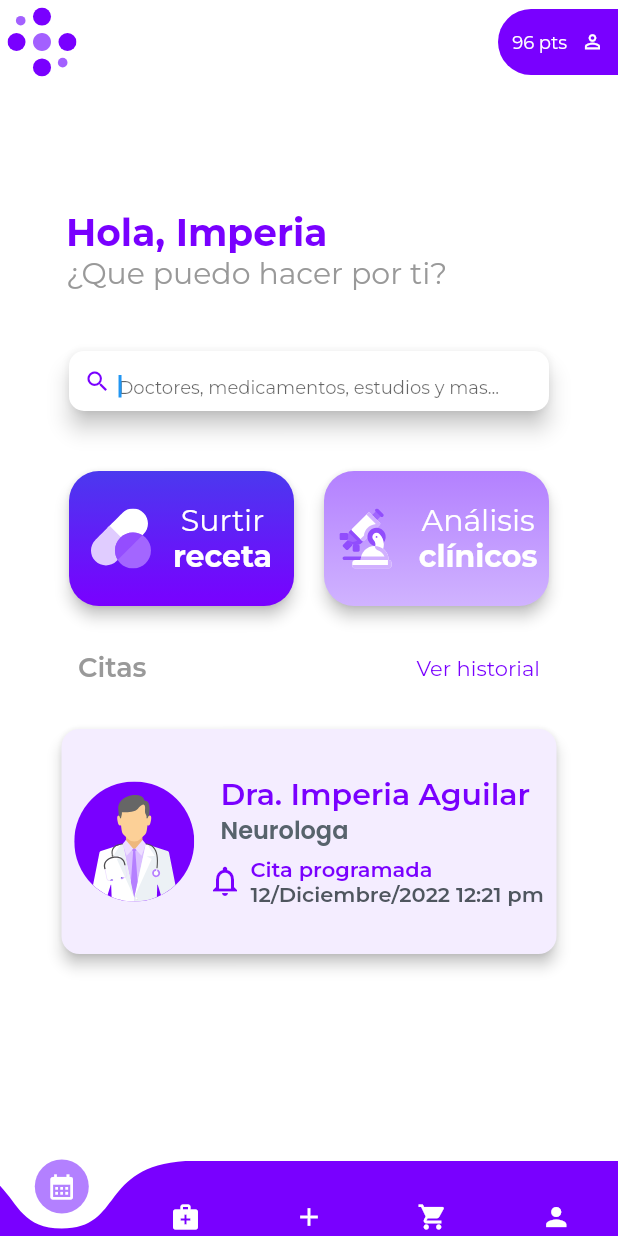
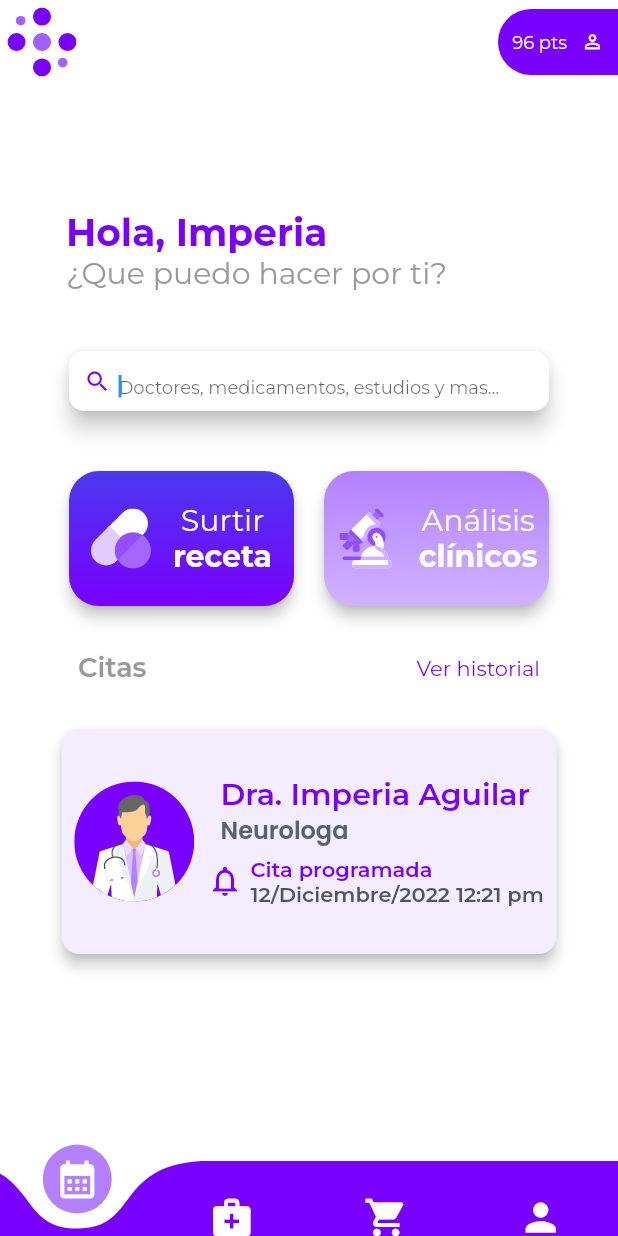
Before and after one commit to alethiaimperia/aryy, a Flutter app: the Home2Widget screen opened by its route, on a phone screen of 412 x 824 dp. Run offline on Flutter 3.47's test engine with Material 2 defaults, Android fonts, the phone set to English and light mode, and no system bars; drawn by our look-alikes of curved_navigation_bar; our stand-ins replace auto_size_text, easy_debounce, equatable, flutter_svg, font_awesome_flutter, go_router and 7 more; missing offline and left inert: json_path; accounts and stored records are empty; network calls fail.

Commit message:
Barra de navegación
Se crea separa la barra de navegación de home2 para ser llamada de manera modular.

Se agrega la barra de navegación a la vista de busqueda_especialista.dart.

Siguiente: Agregar la interacción con el botón +

```diff
--- a/lib/buscar_especialista/buscar_especialista_widget.dart
+++ b/lib/buscar_especialista/buscar_especialista_widget.dart
@@ -1,3 +1,5 @@
+import 'package:aryy_version8/models/home2/barra_de_navegacion.dart';
+
 import '../backend/api_requests/api_calls.dart';
 import '../models/buscador/buscador_llamarApi/buscador_resultados.dart';
 import '../models/buscador/buscador_respuestaApi/RespuestaApi.dart';
@@ -193,7 +195,8 @@ class _BuscarEspecialistaWidgetState extends State<BuscarEspecialistaWidget> {
                                         decoration: InputDecoration(
                                           hintText:
                                               'Doctores, medicamentos, estudios y más...',
-                                        hintStyle: FlutterFlowTheme.of(context)
+                                          hintStyle:
+                                              FlutterFlowTheme.of(context)
                                                   .bodyText1
                                                   .override(
                                                     fontFamily: 'Poppins',
@@ -222,7 +225,8 @@ class _BuscarEspecialistaWidgetState extends State<BuscarEspecialistaWidget> {
                                               topRight: Radius.circular(4.0),
                                             ),
                                           ),
-                                        errorBorder: const UnderlineInputBorder(
+                                          errorBorder:
+                                              const UnderlineInputBorder(
                                             borderSide: BorderSide(
                                               color: Color(0x00000000),
                                               width: 1,
@@ -270,7 +274,8 @@ class _BuscarEspecialistaWidgetState extends State<BuscarEspecialistaWidget> {
                                             .bodyText1
                                             .override(
                                               fontFamily: 'Montserrat',
-                                            color: FlutterFlowTheme.of(context)
+                                              color:
+                                                  FlutterFlowTheme.of(context)
                                                       .secondaryText,
                                               fontWeight: FontWeight.w300,
                                             ),
@@ -311,7 +316,8 @@ class _BuscarEspecialistaWidgetState extends State<BuscarEspecialistaWidget> {
                                     ),
                                   ),
                                   child: Padding(
-                                  padding: const EdgeInsetsDirectional.fromSTEB(
+                                    padding:
+                                        const EdgeInsetsDirectional.fromSTEB(
                                             10, 2, 10, 0),
                                     child: TextFormField(
                                       controller: ubicacionInputController,
@@ -332,7 +338,8 @@ class _BuscarEspecialistaWidgetState extends State<BuscarEspecialistaWidget> {
                                               color: const Color(0xFFCCCCCC),
                                               fontWeight: FontWeight.w300,
                                             ),
-                                      enabledBorder: const UnderlineInputBorder(
+                                        enabledBorder:
+                                            const UnderlineInputBorder(
                                           borderSide: BorderSide(
                                             color: Color(0x00000000),
                                             width: 1,
@@ -342,7 +349,8 @@ class _BuscarEspecialistaWidgetState extends State<BuscarEspecialistaWidget> {
                                             topRight: Radius.circular(4.0),
                                           ),
                                         ),
-                                      focusedBorder: const UnderlineInputBorder(
+                                        focusedBorder:
+                                            const UnderlineInputBorder(
                                           borderSide: BorderSide(
                                             color: Color(0x00000000),
                                             width: 1,
@@ -388,8 +396,8 @@ class _BuscarEspecialistaWidgetState extends State<BuscarEspecialistaWidget> {
                                                 },
                                                 child: Icon(
                                                   Icons.clear,
-                                                color:
-                                                    FlutterFlowTheme.of(context)
+                                                  color: FlutterFlowTheme.of(
+                                                          context)
                                                       .secondaryText,
                                                   size: 22,
                                                 ),
@@ -444,9 +452,8 @@ class _BuscarEspecialistaWidgetState extends State<BuscarEspecialistaWidget> {
                                 itemBuilder: (BuildContext context, int index) {
                                   return Card(
                                     child: Padding(
-                                      padding:
-                                          const EdgeInsetsDirectional.fromSTEB(
-                                              0, 0, 0, 0),
+                                        padding: const EdgeInsetsDirectional
+                                            .fromSTEB(0, 0, 0, 0),
                                         child: ListTile(
                                           selected: index == _selectedIndex,
                                           onTap: () {
@@ -482,6 +489,6 @@ class _BuscarEspecialistaWidgetState extends State<BuscarEspecialistaWidget> {
             ),
           ),
         ),
-    );
+        bottomNavigationBar: GetBarradeNavegacion());
   }
 }
--- a/lib/home2/home2_widget.dart
+++ b/lib/home2/home2_widget.dart
@@ -7,6 +7,8 @@ import 'package:flutter_svg/flutter_svg.dart';
 import 'package:google_fonts/google_fonts.dart';
 import 'package:hexcolor/hexcolor.dart';
 import 'package:curved_navigation_bar/curved_navigation_bar.dart';
+
+import '../models/home2/barra_de_navegacion.dart';
 
 class Home2Widget extends StatefulWidget {
   const Home2Widget({Key? key}) : super(key: key);
@@ -79,12 +81,11 @@ class _Home2WidgetState extends State<Home2Widget> {
                         children: [
                           Text(
                             '96 pts',
-                          style: FlutterFlowTheme.of(context)
-                              .bodyText1
-                              .override(
+                            style:
+                                FlutterFlowTheme.of(context).bodyText1.override(
                                       fontFamily: 'Montserrat',
-                                color:
-                                    FlutterFlowTheme.of(context).primaryBtnText,
+                                      color: FlutterFlowTheme.of(context)
+                                          .primaryBtnText,
                                       fontWeight: FontWeight.normal,
                                       fontSize: 12,
                                     ),
@@ -189,11 +190,13 @@ class _Home2WidgetState extends State<Home2Widget> {
                             fit: BoxFit.cover,
                           ),
                           Padding(
-                          padding: EdgeInsetsDirectional.fromSTEB(15, 0, 0, 0),
+                            padding:
+                                EdgeInsetsDirectional.fromSTEB(15, 0, 0, 0),
                             child: Text(
                               'Perfil',
-                            style:
-                                FlutterFlowTheme.of(context).bodyText1.override(
+                              style: FlutterFlowTheme.of(context)
+                                  .bodyText1
+                                  .override(
                                     fontFamily: 'Montserrat',
                                     color: Color(0xFF4F565F),
                                     fontSize: 15,
@@ -638,8 +641,7 @@ class _Home2WidgetState extends State<Home2Widget> {
                                           controller: textController,
                                           onChanged: (_) async {
                                             Navigator.of(context).pushNamed(
-                                              'buscar_especialista',
-                                              arguments: {'emotion': 'Happy'});
+                                                'buscar_especialista');
                                           },
                                           autofocus: true,
                                           obscureText: false,
@@ -735,7 +737,8 @@ class _Home2WidgetState extends State<Home2Widget> {
                                   decoration: BoxDecoration(
                                     gradient: LinearGradient(
                                       colors: [
-                                      FlutterFlowTheme.of(context).primaryColor,
+                                        FlutterFlowTheme.of(context)
+                                            .primaryColor,
                                         Color(0xFF7900FF)
                                       ],
                                       stops: [0, 1],
@@ -748,7 +751,8 @@ class _Home2WidgetState extends State<Home2Widget> {
                                     mainAxisSize: MainAxisSize.max,
                                     mainAxisAlignment:
                                         MainAxisAlignment.spaceEvenly,
-                                  crossAxisAlignment: CrossAxisAlignment.center,
+                                    crossAxisAlignment:
+                                        CrossAxisAlignment.center,
                                     children: [
                                       Column(
                                         mainAxisSize: MainAxisSize.max,
@@ -776,8 +780,8 @@ class _Home2WidgetState extends State<Home2Widget> {
                                                   fontSize: 20,
                                                   fontWeight: FontWeight.normal,
                                                   fontFamily: 'Montserrat',
-                                                color:
-                                                    FlutterFlowTheme.of(context)
+                                                  color: FlutterFlowTheme.of(
+                                                          context)
                                                       .primaryBtnText,
                                                 ),
                                           ),
@@ -789,8 +793,8 @@ class _Home2WidgetState extends State<Home2Widget> {
                                                   fontSize: 20,
                                                   fontWeight: FontWeight.bold,
                                                   fontFamily: 'Montserrat',
-                                                color:
-                                                    FlutterFlowTheme.of(context)
+                                                  color: FlutterFlowTheme.of(
+                                                          context)
                                                       .primaryBtnText,
                                                 ),
                                           ),
@@ -861,8 +865,8 @@ class _Home2WidgetState extends State<Home2Widget> {
                                                   fontSize: 20,
                                                   fontWeight: FontWeight.normal,
                                                   fontFamily: 'Montserrat',
-                                                color:
-                                                    FlutterFlowTheme.of(context)
+                                                  color: FlutterFlowTheme.of(
+                                                          context)
                                                       .primaryBtnText,
                                                 ),
                                           ),
@@ -874,8 +878,8 @@ class _Home2WidgetState extends State<Home2Widget> {
                                                   fontSize: 20,
                                                   fontWeight: FontWeight.bold,
                                                   fontFamily: 'Montserrat',
-                                                color:
-                                                    FlutterFlowTheme.of(context)
+                                                  color: FlutterFlowTheme.of(
+                                                          context)
                                                       .primaryBtnText,
                                                 ),
                                           ),
@@ -986,7 +990,8 @@ class _Home2WidgetState extends State<Home2Widget> {
                                           children: [
                                             Text(
                                               'Dra. Imperia Aguilar',
-                                            style: FlutterFlowTheme.of(context)
+                                              style: FlutterFlowTheme.of(
+                                                      context)
                                                   .subtitle1
                                                   .override(
                                                     fontSize: 20,
@@ -996,7 +1001,8 @@ class _Home2WidgetState extends State<Home2Widget> {
                                             ),
                                             Text(
                                               'Neurologa',
-                                            style: FlutterFlowTheme.of(context)
+                                              style:
+                                                  FlutterFlowTheme.of(context)
                                                       .subtitle2,
                                             ),
                                           ],
@@ -1038,8 +1044,10 @@ class _Home2WidgetState extends State<Home2Widget> {
                                                           context)
                                                       .bodyText1
                                                       .override(
-                                                      fontFamily: 'Montserrat',
-                                                      color: Color(0xFF7900FF),
+                                                        fontFamily:
+                                                            'Montserrat',
+                                                        color:
+                                                            Color(0xFF7900FF),
                                                       ),
                                                 ),
                                                 Text(
@@ -1048,8 +1056,10 @@ class _Home2WidgetState extends State<Home2Widget> {
                                                           context)
                                                       .bodyText1
                                                       .override(
-                                                      fontFamily: 'Montserrat',
-                                                      color: Color(0xFF4F565F),
+                                                        fontFamily:
+                                                            'Montserrat',
+                                                        color:
+                                                            Color(0xFF4F565F),
                                                       ),
                                                 ),
                                               ],
@@ -1074,53 +1084,10 @@ class _Home2WidgetState extends State<Home2Widget> {
           ),
         ),
 
-      //BARRA DE NAVEGACION
-      bottomNavigationBar: CurvedNavigationBar(
-        color: HexColor("#7900ff"),
-        //color: Colors.purple,
-        backgroundColor: Colors.white,
-        //buttonBackgroundColor: Colors.white,
-        buttonBackgroundColor: HexColor("b380ff"),
-        height: 50,
-        items: <Widget>[
-          Icon(
-            Icons.calendar_month,
-            size: 20,
-            //color: HexColor("#4f565f"),
-            color: Colors.white,
-          ),
-          Icon(
-            Icons.medical_services,
-            size: 20,
-            //color: HexColor("#4f565f"),
-            color: Colors.white,
-          ),
-          Icon(
-            Icons.add,
-            size: 20,
-            //color: HexColor("#4f565f"),
-            color: Colors.white,
-          ),
-          Icon(
-            Icons.shopping_cart,
-            size: 20,
-            //color: HexColor("#4f565f"),
-            color: Colors.white,
-          ),
-          Icon(
-            Icons.person,
-            size: 20,
-            //color: HexColor("#4f565f"),
-            color: Colors.white,
-          ),
-        ],
-        animationDuration: Duration(milliseconds: 200),
-        //index: 2,
-        animationCurve: Curves.bounceInOut,
-        onTap: (index) {
-          debugPrint("current Index is $index");
-        },
-      ),
-    );
+//--------------------------------------------------------------------------------------------------------------------------------------------------------------------------------
+//------------------------------------- BARRA DE NAVEGACION -------------------------------------------------------------------------------------------------------------------------
+//--------------------------------------------------------------------------------------------------------------------------------------------------------------------------------
+
+        bottomNavigationBar: GetBarradeNavegacion());
   }
 }
--- /dev/null
+++ b/lib/models/home2/barra_de_navegacion.dart
@@ -0,0 +1,36 @@
+import 'package:curved_navigation_bar/curved_navigation_bar.dart';
+import 'package:flutter/material.dart';
+import 'package:hexcolor/hexcolor.dart';
+
+class BotonBarraNavegacion {
+  IconData iconData;
+  BotonBarraNavegacion(this.iconData);
+}
+
+late List<BotonBarraNavegacion> barradeNavegacion = <BotonBarraNavegacion>[
+  BotonBarraNavegacion(Icons.calendar_month),
+  BotonBarraNavegacion(Icons.medical_services),
+  BotonBarraNavegacion(Icons.shopping_cart),
+  BotonBarraNavegacion(Icons.person)
+];
+
+CurvedNavigationBar GetBarradeNavegacion() {
+  return CurvedNavigationBar(
+      color: HexColor("#7900ff"),
+      backgroundColor: Colors.white,
+      buttonBackgroundColor: HexColor("b380ff"),
+      height: 50,
+      animationDuration: const Duration(milliseconds: 200),
+      //index: 2,
+      animationCurve: Curves.bounceInOut,
+      onTap: (index) {
+        debugPrint("current Index is $index");
+      },
+      items: barradeNavegacion
+          .map((boton) => Icon(
+                boton.iconData,
+                size: 30,
+                color: Colors.white,
+              ))
+          .toList());
+}
```
Lines whose indentation alone changed are shown as unchanged.
